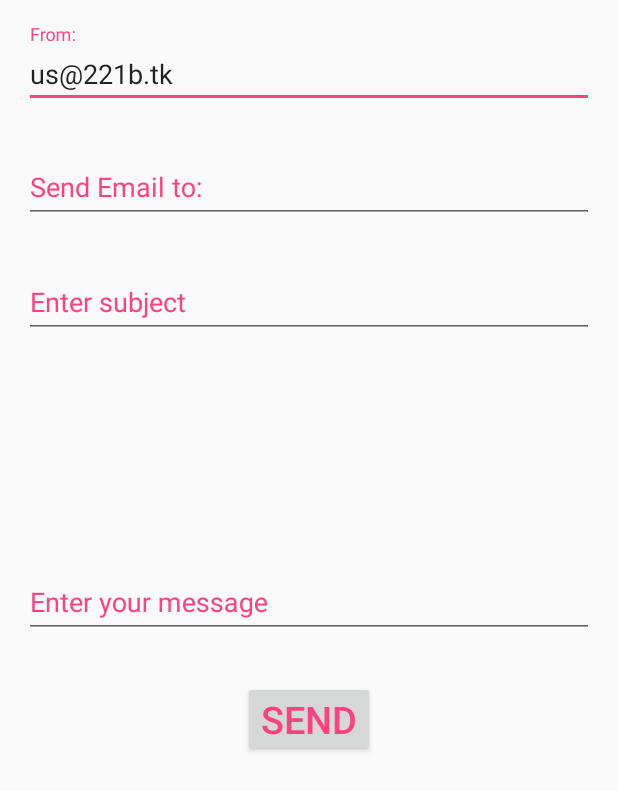
After one commit to GauravChaddha1996/Rakshak, an Android app: the SendMailActivity screen opened directly, with no data from a screen before it, on a phone screen of 412 x 824 dp. The commit adds this screen. Shown: the top 791 px of the screen. Run offline under Robolectric (Android 15) with nearby library versions, the light colour scheme and no system bars; our stand-ins replace ButterKnife; libraries missing offline, so code that uses them is left out: javax.mail, javax.mail.internet, rx.schedulers.

Commit message:
Packet sending mail feature

```diff
--- a/app/src/main/java/com/sih/rakshak/features/inbox/InboxPresenter.java
+++ b/app/src/main/java/com/sih/rakshak/features/inbox/InboxPresenter.java
@@ -46,7 +46,7 @@ public class InboxPresenter implements InboxPresenterVI {
         return Session.getInstance(getProps(),
                 new javax.mail.Authenticator() {
                     protected PasswordAuthentication getPasswordAuthentication() {
-                        return new PasswordAuthentication(CONSTANTS.password, CONSTANTS.password);
+                        return new PasswordAuthentication(CONSTANTS.username, CONSTANTS.password);
                     }
                 });
     }
--- /dev/null
+++ b/app/src/main/java/com/sih/rakshak/features/sendmail/SendMailActivity.java
@@ -0,0 +1,213 @@
+package com.sih.rakshak.features.sendmail;
+
+import android.os.Bundle;
+import android.support.design.widget.Snackbar;
+import android.support.design.widget.TextInputLayout;
+import android.support.v7.app.AppCompatActivity;
+import android.text.Editable;
+import android.text.TextWatcher;
+import android.util.Patterns;
+import android.view.MenuItem;
+import android.widget.Button;
+import android.widget.EditText;
+
+import com.sih.rakshak.R;
+import com.sih.rakshak.features.CONSTANTS;
+import com.sih.rakshak.features.Utils;
+
+import javax.mail.Message;
+import javax.mail.MessagingException;
+import javax.mail.Session;
+import javax.mail.Transport;
+import javax.mail.internet.InternetAddress;
+import javax.mail.internet.MimeMessage;
+
+import butterknife.BindView;
+import butterknife.ButterKnife;
+import butterknife.OnClick;
+import rx.Observable;
+import rx.schedulers.Schedulers;
+
+public class SendMailActivity extends AppCompatActivity {
+
+    @BindView(R.id.from)
+    EditText from;
+    @BindView(R.id.from_til)
+    TextInputLayout fromTil;
+    @BindView(R.id.to)
+    EditText to;
+    @BindView(R.id.to_til)
+    TextInputLayout toTil;
+    @BindView(R.id.subject)
+    EditText subject;
+    @BindView(R.id.subject_til)
+    TextInputLayout subjectTil;
+    @BindView(R.id.body)
+    EditText body;
+    @BindView(R.id.body_til)
+    TextInputLayout bodyTil;
+    @BindView(R.id.send_button)
+    Button sendButton;
+
+    @Override
+    protected void onCreate(Bundle savedInstanceState) {
+        super.onCreate(savedInstanceState);
+        setContentView(R.layout.activity_send_mail);
+        ButterKnife.bind(this);
+        from.setText(CONSTANTS.username);
+        createListeners();
+    }
+
+    @Override
+    public boolean onOptionsItemSelected(MenuItem item) {
+        switch (item.getItemId()) {
+            case android.R.id.home:
+                supportFinishAfterTransition();
+                return true;
+        }
+        return super.onOptionsItemSelected(item);
+    }
+
+    void createListeners() {
+        from.addTextChangedListener(new TextWatcher() {
+            @Override
+            public void beforeTextChanged(CharSequence s, int start, int count, int after) {
+
+            }
+
+            @Override
+            public void onTextChanged(CharSequence s, int start, int before, int count) {
+                if (from.getText().toString().trim().isEmpty() ||
+                        !Patterns.EMAIL_ADDRESS.matcher(from.getText().toString()).matches()) {
+                    fromTil.setError("No mail to send from");
+                } else {
+                    fromTil.setError(null);
+                }
+            }
+
+            @Override
+            public void afterTextChanged(Editable s) {
+
+            }
+        });
+        to.addTextChangedListener(new TextWatcher() {
+            @Override
+            public void beforeTextChanged(CharSequence s, int start, int count, int after) {
+
+            }
+
+            @Override
+            public void onTextChanged(CharSequence s, int start, int before, int count) {
+                if (to.getText().toString().trim().isEmpty() || !Patterns.EMAIL_ADDRESS.matcher(
+                        to.getText().toString()).matches()) {
+                    toTil.setError("Enter a correct email address");
+                } else {
+                    toTil.setError(null);
+                }
+            }
+
+            @Override
+            public void afterTextChanged(Editable s) {
+
+            }
+        });
+        subject.addTextChangedListener(new TextWatcher() {
+            @Override
+            public void beforeTextChanged(CharSequence s, int start, int count, int after) {
+
+            }
+
+            @Override
+            public void onTextChanged(CharSequence s, int start, int before, int count) {
+                if (subject.getText().toString().trim().isEmpty()) {
+                    subjectTil.setError("Please enter a subject");
+                } else {
+                    subjectTil.setError(null);
+                }
+            }
+
+            @Override
+            public void afterTextChanged(Editable s) {
+
+            }
+        });
+        body.addTextChangedListener(new TextWatcher() {
+            @Override
+            public void beforeTextChanged(CharSequence s, int start, int count, int after) {
+
+            }
+
+            @Override
+            public void onTextChanged(CharSequence s, int start, int before, int count) {
+                if (body.getText().toString().trim().isEmpty()) {
+                    bodyTil.setError("Enter a correct college name");
+                } else {
+                    bodyTil.setError(null);
+                }
+            }
+
+            @Override
+            public void afterTextChanged(Editable s) {
+
+            }
+        });
+    }
+
+    public boolean errorChecks() {
+        boolean toReturn = true;
+        if (from.getText().toString().trim().isEmpty() ||
+                !Patterns.EMAIL_ADDRESS.matcher(from.getText().toString()).matches()) {
+            toReturn = false;
+        }
+        if (to.getText().toString().trim().isEmpty() || !Patterns.EMAIL_ADDRESS.matcher(
+                to.getText().toString()).matches()) {
+            toReturn = false;
+        }
+        if (subject.getText().toString().trim().isEmpty()) {
+            toReturn = false;
+        }
+        if (body.getText().toString().trim().isEmpty()) {
+            toReturn = false;
+        }
+        return toReturn;
+    }
+
+
+    @OnClick(R.id.send_button)
+    void sendEmail() {
+        if (errorChecks()) {
+            try {
+                Session session = Utils.getSession();
+                // Create a default MimeMessage object.
+                Message message = new MimeMessage(session);
+
+                // Set From: header field of the header.
+                message.setFrom(new InternetAddress(from.getText().toString()));
+
+                // Set To: header field of the header.
+                message.setRecipients(Message.RecipientType.TO,
+                        InternetAddress.parse(to.getText().toString()));
+
+                // Set Subject: header field
+                message.setSubject(subject.getText().toString());
+
+                // Now set the actual message
+                message.setText(body.getText().toString());
+                // Send message
+                Observable.just(1)
+                        .observeOn(Schedulers.io())
+                        .subscribe(integer -> {
+                            try {
+                                Transport.send(message);
+                                System.out.println("Sent message successfully....");
+                                Snackbar.make(from,"Sent mail successfully",Snackbar.LENGTH_LONG).show();
+                            } catch (MessagingException e) {
+                                e.printStackTrace();
+                            }
+                        }, Throwable::printStackTrace);
+            } catch (MessagingException e) {
+                throw new RuntimeException(e);
+            }
+        }
+    }
+}
--- /dev/null
+++ b/app/src/main/res/layout/activity_send_mail.xml
@@ -0,0 +1,110 @@
+<android.support.v4.widget.NestedScrollView xmlns:android="http://schemas.android.com/apk/res/android"
+    xmlns:app="http://schemas.android.com/apk/res-auto"
+    android:layout_width="match_parent"
+    android:layout_height="match_parent">
+
+    <LinearLayout
+        android:layout_width="match_parent"
+        android:layout_height="wrap_content"
+        android:clickable="true"
+        android:orientation="vertical">
+
+        <android.support.design.widget.TextInputLayout
+            android:id="@+id/from_til"
+            android:layout_width="match_parent"
+            android:layout_height="wrap_content"
+            android:paddingLeft="16dp"
+            android:paddingRight="16dp"
+            android:paddingTop="16dp"
+            android:textColorHint="@color/card_text"
+            app:errorEnabled="true"
+            app:errorTextAppearance="@style/TextAppearance.Design.Error"
+            app:hintAnimationEnabled="true"
+            app:hintEnabled="true">
+
+            <EditText
+                android:id="@+id/from"
+                android:layout_width="match_parent"
+                android:layout_height="wrap_content"
+                android:hint="From:"
+                android:inputType="textEmailAddress" />
+        </android.support.design.widget.TextInputLayout>
+
+        <android.support.design.widget.TextInputLayout
+            android:id="@+id/to_til"
+            android:layout_width="match_parent"
+            android:layout_height="wrap_content"
+            android:paddingLeft="16dp"
+            android:paddingRight="16dp"
+            android:textColorHint="@color/card_text"
+            app:errorEnabled="true"
+            app:errorTextAppearance="@style/TextAppearance.Design.Error"
+            app:hintAnimationEnabled="true"
+            app:hintEnabled="true">
+
+            <EditText
+                android:id="@+id/to"
+                android:layout_width="match_parent"
+                android:layout_height="wrap_content"
+                android:hint="Send Email to:"
+                android:inputType="textEmailAddress" />
+        </android.support.design.widget.TextInputLayout>
+
+        <android.support.design.widget.TextInputLayout
+            android:id="@+id/subject_til"
+            android:layout_width="match_parent"
+            android:layout_height="wrap_content"
+            android:paddingLeft="16dp"
+            android:paddingRight="16dp"
+            android:textColorHint="@color/card_text"
+            app:errorEnabled="true"
+            app:errorTextAppearance="@style/TextAppearance.Design.Error"
+            app:hintAnimationEnabled="true"
+            app:hintEnabled="true">
+
+            <EditText
+                android:id="@+id/subject"
+                android:layout_width="match_parent"
+                android:layout_height="wrap_content"
+                android:hint="Enter subject"
+                android:inputType="text" />
+        </android.support.design.widget.TextInputLayout>
+
+        <android.support.design.widget.TextInputLayout
+            android:id="@+id/body_til"
+            android:layout_width="match_parent"
+            android:layout_height="wrap_content"
+            android:gravity="bottom"
+            android:minHeight="200dp"
+            android:paddingLeft="16dp"
+            android:paddingRight="16dp"
+            android:textColorHint="@color/card_text"
+            app:errorEnabled="true"
+            app:errorTextAppearance="@style/TextAppearance.Design.Error"
+            app:hintAnimationEnabled="true"
+            app:hintEnabled="true">
+
+            <EditText
+                android:id="@+id/body"
+                android:layout_width="match_parent"
+                android:layout_height="wrap_content"
+                android:hint="Enter your message"
+                android:inputType="text"
+                android:lines="5"
+                android:selectAllOnFocus="true" />
+
+        </android.support.design.widget.TextInputLayout>
+
+        <Button
+            android:id="@+id/send_button"
+            android:layout_width="wrap_content"
+            android:layout_height="wrap_content"
+            android:layout_gravity="center"
+            android:layout_margin="8dp"
+            android:padding="8dp"
+            android:text="Send"
+            android:textColor="@color/colorAccent"
+            android:textSize="25sp" />
+
+    </LinearLayout>
+</android.support.v4.widget.NestedScrollView>
--- a/app/src/main/res/values/colors.xml
+++ b/app/src/main/res/values/colors.xml
@@ -3,4 +3,6 @@
     <color name="colorPrimary">#3F51B5</color>
     <color name="colorPrimaryDark">#303F9F</color>
     <color name="colorAccent">#FF4081</color>
+    <color name="card_text">#FF4081</color>
+
 </resources>
```
Also changed, not shown: app/src/main/AndroidManifest.xml (+7 -3 lines), app/src/main/java/com/sih/rakshak/features/Utils.java (+23 -0 lines), app/src/main/java/com/sih/rakshak/features/inbox/InboxFragment.java (+10 -0 lines), app/src/main/java/com/sih/rakshak/features/mail/MailFragment.java (+4 -4 lines), app/src/main/res/layout/fragment_inbox.xml (+11 -2 lines).
